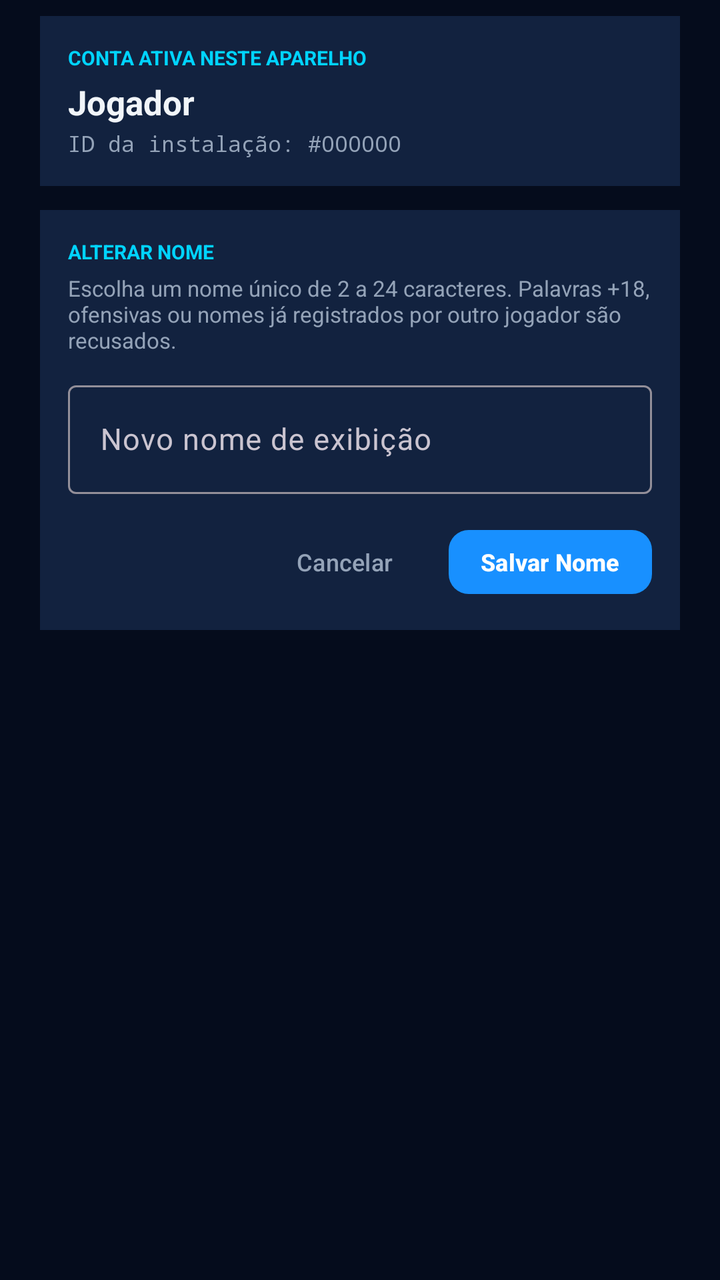
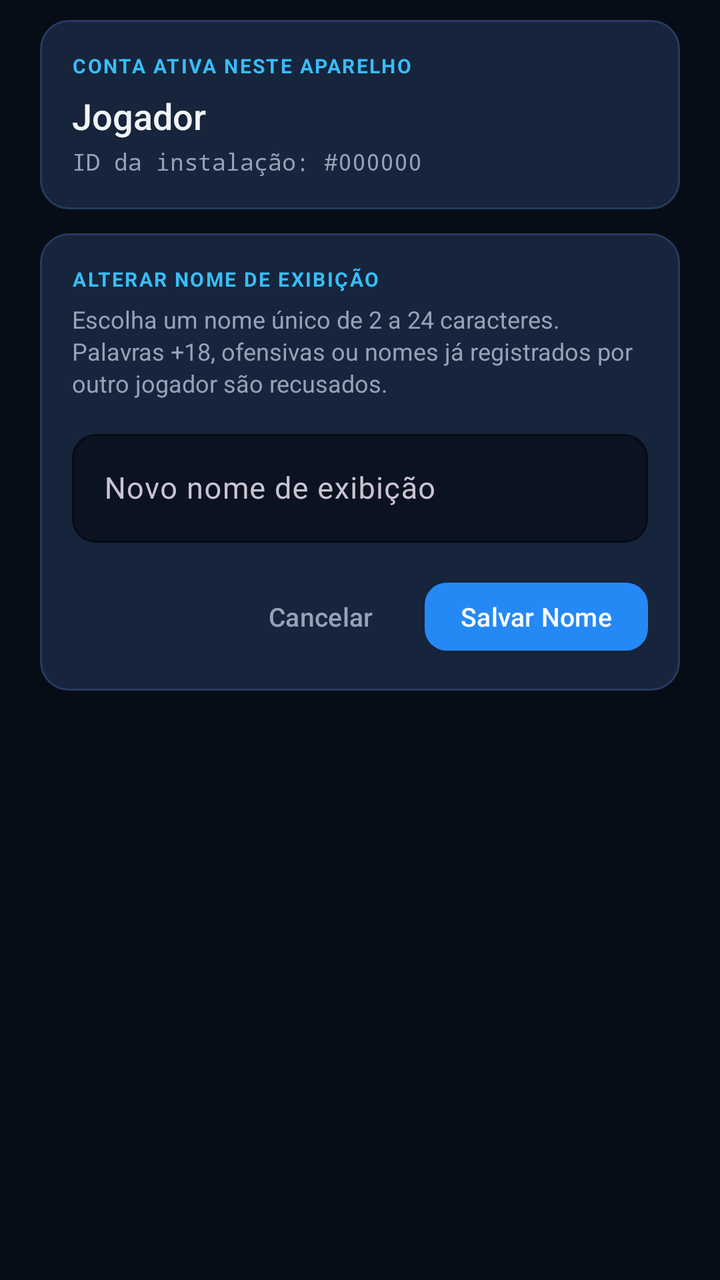

Before-and-after screenshots of an Android layout around one commit, followed by the original layout XML and the change that was made.
<!-- AndroidManifest.xml: application theme Theme.GDroidLAN -->
<!-- res/layout/dialog_profile.xml -->
<?xml version="1.0" encoding="utf-8"?>
<ScrollView xmlns:android="http://schemas.android.com/apk/res/android"
    xmlns:app="http://schemas.android.com/apk/res-auto"
    android:layout_width="match_parent"
    android:layout_height="wrap_content">

    <LinearLayout
        android:layout_width="match_parent"
        android:layout_height="wrap_content"
        android:orientation="vertical"
        android:paddingHorizontal="20dp"
        android:paddingTop="8dp"
        android:paddingBottom="16dp">

        
        <LinearLayout
            android:layout_width="match_parent"
            android:layout_height="wrap_content"
            android:background="@color/surface_elevated"
            android:orientation="vertical"
            android:padding="14dp">

            <TextView
                android:layout_width="wrap_content"
                android:layout_height="wrap_content"
                android:text="CONTA ATIVA NESTE APARELHO"
                android:textColor="@color/neon_cyan"
                android:textSize="10sp"
                android:textStyle="bold" />

            <TextView
                android:id="@+id/txtPerfilNomeAtual"
                android:layout_width="match_parent"
                android:layout_height="wrap_content"
                android:layout_marginTop="4dp"
                android:text="Jogador"
                android:textColor="@color/text_primary"
                android:textSize="17sp"
                android:textStyle="bold" />

            <TextView
                android:id="@+id/txtPerfilTagConta"
                android:layout_width="match_parent"
                android:layout_height="wrap_content"
                android:layout_marginTop="2dp"
                android:fontFamily="monospace"
                android:text="ID da instalação: #000000"
                android:textColor="@color/text_secondary"
                android:textSize="11sp" />
        </LinearLayout>

        
        <LinearLayout
            android:layout_width="match_parent"
            android:layout_height="wrap_content"
            android:layout_marginTop="12dp"
            android:background="@color/surface_elevated"
            android:orientation="vertical"
            android:padding="14dp">

            <TextView
                android:layout_width="wrap_content"
                android:layout_height="wrap_content"
                android:text="ALTERAR NOME"
                android:textColor="@color/neon_cyan"
                android:textSize="10sp"
                android:textStyle="bold" />

            <TextView
                android:layout_width="match_parent"
                android:layout_height="wrap_content"
                android:layout_marginTop="4dp"
                android:text="Escolha um nome único de 2 a 24 caracteres. Palavras +18, ofensivas ou nomes já registrados por outro jogador são recusados."
                android:textColor="@color/text_secondary"
                android:textSize="11sp" />

            <com.google.android.material.textfield.TextInputLayout
                android:id="@+id/layoutNovoNomePerfil"
                android:layout_width="match_parent"
                android:layout_height="wrap_content"
                android:layout_marginTop="10dp"
                android:hint="Novo nome de exibição"
                app:endIconMode="clear_text"
                app:endIconTint="@color/text_secondary">

                <com.google.android.material.textfield.TextInputEditText
                    android:id="@+id/edtNovoNomePerfil"
                    android:layout_width="match_parent"
                    android:layout_height="wrap_content"
                    android:imeOptions="actionDone"
                    android:inputType="textPersonName|textCapWords"
                    android:maxLength="24"
                    android:singleLine="true"
                    android:textColor="@color/text_primary"
                    android:textSize="15sp" />
            </com.google.android.material.textfield.TextInputLayout>

            <TextView
                android:id="@+id/txtMensagemPerfil"
                android:layout_width="match_parent"
                android:layout_height="wrap_content"
                android:layout_marginTop="8dp"
                android:textColor="@color/danger_red"
                android:textSize="12sp"
                android:visibility="gone" />

            <LinearLayout
                android:layout_width="match_parent"
                android:layout_height="wrap_content"
                android:layout_marginTop="14dp"
                android:gravity="end"
                android:orientation="horizontal">

                <com.google.android.material.button.MaterialButton
                    android:id="@+id/btnFecharPerfil"
                    style="@style/Widget.Material3.Button.TextButton"
                    android:layout_width="wrap_content"
                    android:layout_height="40dp"
                    android:layout_marginEnd="8dp"
                    android:text="Cancelar"
                    android:textColor="@color/text_secondary"
                    android:textSize="12sp" />

                <com.google.android.material.button.MaterialButton
                    android:id="@+id/btnSalvarPerfil"
                    android:layout_width="wrap_content"
                    android:layout_height="40dp"
                    android:paddingHorizontal="16dp"
                    android:text="Salvar Nome"
                    android:textColor="#FFFFFF"
                    android:textSize="12sp"
                    android:textStyle="bold"
                    app:backgroundTint="@color/neon_emerald"
                    app:cornerRadius="10dp" />
            </LinearLayout>
        </LinearLayout>

    </LinearLayout>
</ScrollView>
<!-- resources referenced by this layout -->
<resources>
  <color name="danger_red">#FF5252</color>
  <color name="neon_cyan">#00D4FF</color>
  <color name="neon_emerald">#1890FF</color>
  <color name="surface_elevated">#12223F</color>
  <color name="text_primary">#F1F5F9</color>
  <color name="text_secondary">#94A3B8</color>
  <style name="Theme.GDroidLAN" parent="Theme.Material3.Dark.NoActionBar">
          <item name="colorPrimary">@color/neon_emerald</item>
          <item name="colorOnPrimary">#FFFFFF</item>
          <item name="colorSecondary">@color/neon_cyan</item>
          <item name="android:statusBarColor">@color/bg_obsidian</item>
          <item name="android:navigationBarColor">@color/bg_obsidian</item>
          <item name="android:windowBackground">@color/bg_obsidian</item>
      </style>
  <color name="bg_obsidian">#050C1C</color>
</resources>

<!-- the commit's change to res/layout/dialog_profile.xml (unified diff, before → after) -->
@@ -9,20 +9,21 @@
         android:layout_height="wrap_content"
         android:orientation="vertical"
         android:paddingHorizontal="20dp"
-        android:paddingTop="8dp"
+        android:paddingTop="10dp"
         android:paddingBottom="16dp">
 
         
         <LinearLayout
             android:layout_width="match_parent"
             android:layout_height="wrap_content"
-            android:background="@color/surface_elevated"
+            android:background="@drawable/bg_item_surface"
             android:orientation="vertical"
-            android:padding="14dp">
+            android:padding="16dp">
 
             <TextView
                 android:layout_width="wrap_content"
                 android:layout_height="wrap_content"
+                android:letterSpacing="0.08"
                 android:text="CONTA ATIVA NESTE APARELHO"
                 android:textColor="@color/neon_cyan"
                 android:textSize="10sp"
@@ -32,21 +33,21 @@
                 android:id="@+id/txtPerfilNomeAtual"
                 android:layout_width="match_parent"
                 android:layout_height="wrap_content"
-                android:layout_marginTop="4dp"
+                android:layout_marginTop="6dp"
+                android:fontFamily="sans-serif-medium"
                 android:text="Jogador"
                 android:textColor="@color/text_primary"
-                android:textSize="17sp"
-                android:textStyle="bold" />
+                android:textSize="18sp" />
 
             <TextView
                 android:id="@+id/txtPerfilTagConta"
                 android:layout_width="match_parent"
                 android:layout_height="wrap_content"
-                android:layout_marginTop="2dp"
+                android:layout_marginTop="3dp"
                 android:fontFamily="monospace"
                 android:text="ID da instalação: #000000"
                 android:textColor="@color/text_secondary"
-                android:textSize="11sp" />
+                android:textSize="11.5sp" />
         </LinearLayout>
 
         
@@ -54,14 +55,15 @@
             android:layout_width="match_parent"
             android:layout_height="wrap_content"
             android:layout_marginTop="12dp"
-            android:background="@color/surface_elevated"
+            android:background="@drawable/bg_item_surface"
             android:orientation="vertical"
-            android:padding="14dp">
+            android:padding="16dp">
 
             <TextView
                 android:layout_width="wrap_content"
                 android:layout_height="wrap_content"
-                android:text="ALTERAR NOME"
+                android:letterSpacing="0.08"
+                android:text="ALTERAR NOME DE EXIBIÇÃO"
                 android:textColor="@color/neon_cyan"
                 android:textSize="10sp"
                 android:textStyle="bold" />
@@ -69,16 +71,18 @@
             <TextView
                 android:layout_width="match_parent"
                 android:layout_height="wrap_content"
-                android:layout_marginTop="4dp"
+                android:layout_marginTop="5dp"
+                android:lineSpacingExtra="2dp"
                 android:text="Escolha um nome único de 2 a 24 caracteres. Palavras +18, ofensivas ou nomes já registrados por outro jogador são recusados."
                 android:textColor="@color/text_secondary"
-                android:textSize="11sp" />
+                android:textSize="12sp" />
 
             <com.google.android.material.textfield.TextInputLayout
                 android:id="@+id/layoutNovoNomePerfil"
+                style="@style/Widget.GDroidLAN.TextInputLayout"
                 android:layout_width="match_parent"
                 android:layout_height="wrap_content"
-                android:layout_marginTop="10dp"
+                android:layout_marginTop="12dp"
                 android:hint="Novo nome de exibição"
                 app:endIconMode="clear_text"
                 app:endIconTint="@color/text_secondary">
@@ -99,7 +103,7 @@
                 android:id="@+id/txtMensagemPerfil"
                 android:layout_width="match_parent"
                 android:layout_height="wrap_content"
-                android:layout_marginTop="8dp"
+                android:layout_marginTop="10dp"
                 android:textColor="@color/danger_red"
                 android:textSize="12sp"
                 android:visibility="gone" />
@@ -107,7 +111,7 @@
             <LinearLayout
                 android:layout_width="match_parent"
                 android:layout_height="wrap_content"
-                android:layout_marginTop="14dp"
+                android:layout_marginTop="16dp"
                 android:gravity="end"
                 android:orientation="horizontal">
 
@@ -115,23 +119,25 @@
                     android:id="@+id/btnFecharPerfil"
                     style="@style/Widget.Material3.Button.TextButton"
                     android:layout_width="wrap_content"
-                    android:layout_height="40dp"
+                    android:layout_height="42dp"
                     android:layout_marginEnd="8dp"
                     android:text="Cancelar"
+                    android:textAllCaps="false"
                     android:textColor="@color/text_secondary"
-                    android:textSize="12sp" />
+                    android:textSize="13sp" />
 
                 <com.google.android.material.button.MaterialButton
                     android:id="@+id/btnSalvarPerfil"
                     android:layout_width="wrap_content"
-                    android:layout_height="40dp"
-                    android:paddingHorizontal="16dp"
+                    android:layout_height="42dp"
+                    android:fontFamily="sans-serif-medium"
+                    android:paddingHorizontal="18dp"
                     android:text="Salvar Nome"
+                    android:textAllCaps="false"
                     android:textColor="#FFFFFF"
-                    android:textSize="12sp"
-                    android:textStyle="bold"
+                    android:textSize="13sp"
                     app:backgroundTint="@color/neon_emerald"
-                    app:cornerRadius="10dp" />
+                    app:cornerRadius="11dp" />
             </LinearLayout>
         </LinearLayout>
 
<!-- resource entries referenced after the edit -->
@@ -1,19 +1,59 @@
 <!-- resources referenced by this layout -->
 <resources>
-  <color name="danger_red">#FF5252</color>
-  <color name="neon_cyan">#00D4FF</color>
-  <color name="neon_emerald">#1890FF</color>
-  <color name="surface_elevated">#12223F</color>
+  <color name="danger_red">#EF4444</color>
+  <color name="neon_cyan">#38BDF8</color>
+  <color name="neon_emerald">#2589F5</color>
+  <color name="surface_elevated">#16243C</color>
+  <color name="stroke_elevated">#263B5E</color>
+  <color name="surface_low">#0B1322</color>
+  <color name="surface_card">#101A2C</color>
   <color name="text_primary">#F1F5F9</color>
   <color name="text_secondary">#94A3B8</color>
+  <!-- drawable bg_item_surface (drawable) -->
+  <?xml version="1.0" encoding="utf-8"?>
+  <shape xmlns:android="http://schemas.android.com/apk/res/android"
+      android:shape="rectangle">
+      <solid android:color="@color/surface_elevated" />
+      <stroke
+          android:width="1dp"
+          android:color="@color/stroke_elevated" />
+      <corners android:radius="14dp" />
+  </shape>
+  <style name="Widget.GDroidLAN.TextInputLayout" parent="Widget.Material3.TextInputLayout.OutlinedBox">
+          <item name="boxBackgroundColor">@color/surface_low</item>
+          <item name="boxStrokeColor">@color/stroke_elevated</item>
+          <item name="boxStrokeWidth">1dp</item>
+          <item name="boxStrokeWidthFocused">1.5dp</item>
+          <item name="boxCornerRadiusTopStart">12dp</item>
+          <item name="boxCornerRadiusTopEnd">12dp</item>
+          <item name="boxCornerRadiusBottomStart">12dp</item>
+          <item name="boxCornerRadiusBottomEnd">12dp</item>
+          <item name="hintTextColor">@color/neon_cyan</item>
+      </style>
   <style name="Theme.GDroidLAN" parent="Theme.Material3.Dark.NoActionBar">
           <item name="colorPrimary">@color/neon_emerald</item>
           <item name="colorOnPrimary">#FFFFFF</item>
           <item name="colorSecondary">@color/neon_cyan</item>
+          <item name="colorSurface">@color/surface_card</item>
+          <item name="colorOnSurface">@color/text_primary</item>
+          <item name="colorSurfaceVariant">@color/surface_elevated</item>
+          <item name="colorOutline">@color/stroke_elevated</item>
           <item name="android:statusBarColor">@color/bg_obsidian</item>
           <item name="android:navigationBarColor">@color/bg_obsidian</item>
           <item name="android:windowBackground">@color/bg_obsidian</item>
+          <item name="materialAlertDialogTheme">@style/ThemeOverlay.GDroidLAN.Dialog</item>
       </style>
-  <color name="bg_obsidian">#050C1C</color>
+  <color name="bg_obsidian">#070D17</color>
+  <style name="ThemeOverlay.GDroidLAN.Dialog" parent="ThemeOverlay.Material3.MaterialAlertDialog">
+          <item name="colorSurface">@color/surface_card</item>
+          <item name="colorOnSurface">@color/text_primary</item>
+          <item name="colorOnSurfaceVariant">@color/text_secondary</item>
+          <item name="colorPrimary">@color/neon_cyan</item>
+          <item name="shapeAppearanceOverlay">@style/ShapeAppearance.GDroidLAN.Dialog</item>
+      </style>
+  <style name="ShapeAppearance.GDroidLAN.Dialog" parent="">
+          <item name="cornerFamily">rounded</item>
+          <item name="cornerSize">22dp</item>
+      </style>
 </resources>
 
